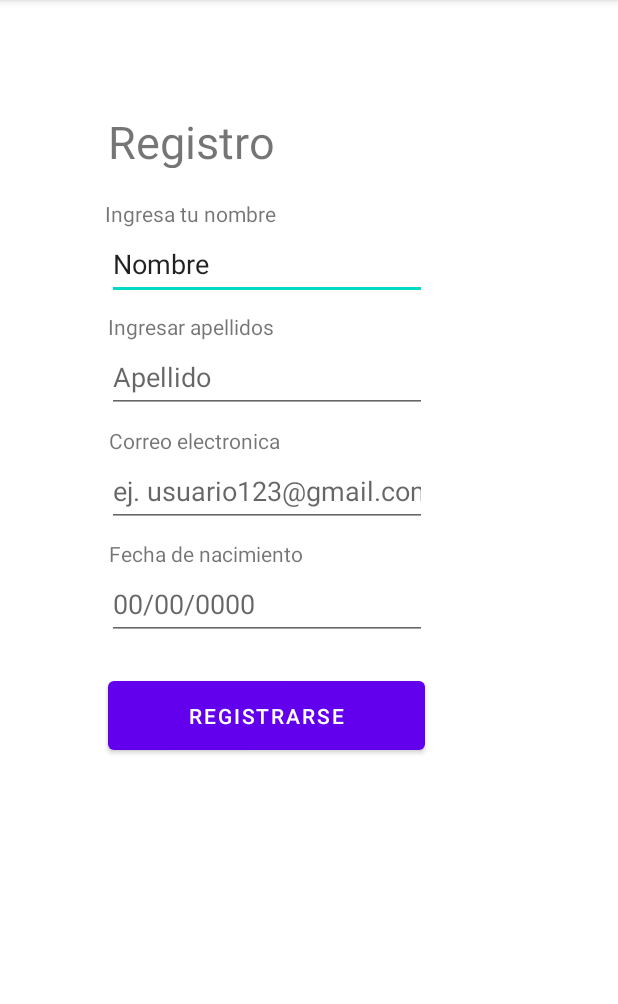
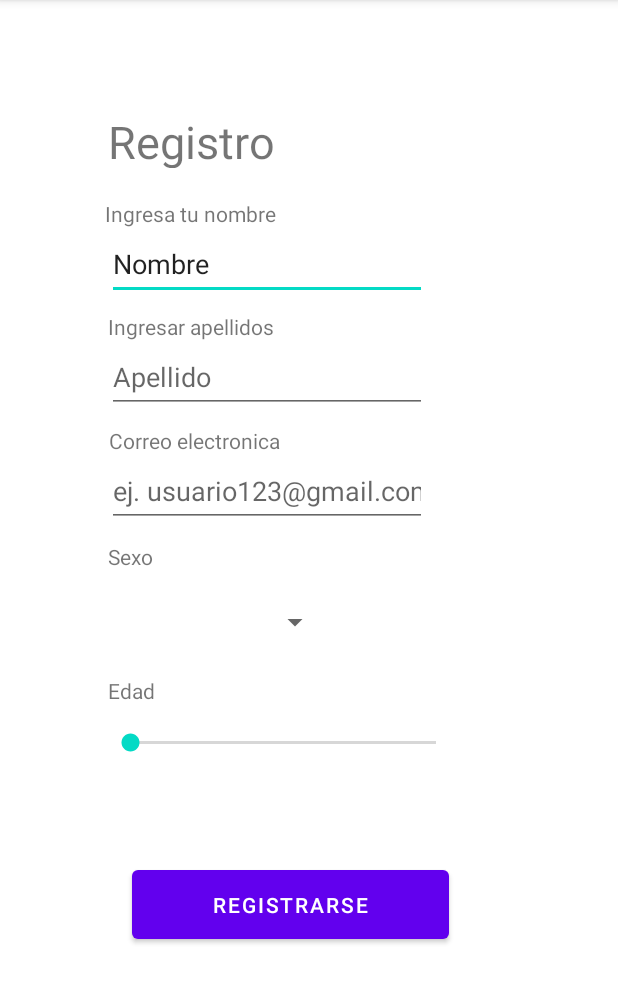
Before and after one commit to RicardoCastillo991/QueCocinoHoy, an Android app: the MainActivityRegister screen opened directly, with no data from a screen before it, on a phone screen of 412 x 824 dp, the part 84-1088 px from its top. Run offline under Robolectric (Android 15) with nearby library versions, the light colour scheme and no system bars.

Commit message:
agregacion de spinner y demas

```diff
--- a/app/src/main/res/layout/activity_main_register.xml
+++ b/app/src/main/res/layout/activity_main_register.xml
@@ -99,43 +99,66 @@
         app:layout_constraintTop_toBottomOf="@+id/textView7"
         app:layout_constraintVertical_bias="0.0" />
 
-    <EditText
-        android:id="@+id/txtFechaNacimiento"
+    <Button
+        android:id="@+id/btnRegistrarseRegistro"
+        android:layout_width="211dp"
+        android:layout_height="58dp"
+        android:layout_marginBottom="136dp"
+        android:text="Registrarse"
+        app:layout_constraintBottom_toBottomOf="parent"
+        app:layout_constraintEnd_toEndOf="parent"
+        app:layout_constraintHorizontal_bias="0.44"
+        app:layout_constraintStart_toStartOf="parent"
+        app:layout_constraintTop_toBottomOf="@+id/seekBar"
+        app:layout_constraintVertical_bias="1.0" />
+
+    <TextView
+        android:id="@+id/textView10"
         android:layout_width="wrap_content"
         android:layout_height="wrap_content"
-        android:ems="10"
-        android:hint="00/00/0000"
-        android:inputType="date"
-        android:minHeight="48dp"
+        android:layout_marginTop="8dp"
+        android:text="Sexo"
         app:layout_constraintBottom_toBottomOf="parent"
         app:layout_constraintEnd_toEndOf="parent"
-        app:layout_constraintHorizontal_bias="0.358"
+        app:layout_constraintHorizontal_bias="0.189"
         app:layout_constraintStart_toStartOf="parent"
-        app:layout_constraintTop_toBottomOf="@+id/textView8"
-        app:layout_constraintVertical_bias="0.0" />
+        app:layout_constraintTop_toBottomOf="@+id/txtCorreoregister"
+        app:layout_constraintVertical_bias="0.005" />
+
+    <Spinner
+        android:id="@+id/spinner"
+        android:layout_width="147dp"
+        android:layout_height="48dp"
+        android:layout_marginTop="8dp"
+        app:layout_constraintBottom_toBottomOf="parent"
+        app:layout_constraintEnd_toEndOf="parent"
+        app:layout_constraintHorizontal_bias="0.276"
+        app:layout_constraintStart_toStartOf="parent"
+        app:layout_constraintTop_toBottomOf="@+id/textView10"
+        app:layout_constraintVertical_bias="0.006" />
 
     <TextView
         android:id="@+id/textView8"
         android:layout_width="wrap_content"
         android:layout_height="wrap_content"
-        android:layout_marginTop="8dp"
-        android:text="Fecha de nacimiento"
+        android:layout_marginTop="12dp"
+        android:text="Edad"
+        android:contentDescription="18"
         app:layout_constraintEnd_toEndOf="parent"
-        app:layout_constraintHorizontal_bias="0.256"
+        app:layout_constraintHorizontal_bias="0.189"
         app:layout_constraintStart_toStartOf="parent"
-        app:layout_constraintTop_toBottomOf="@+id/txtCorreoregister" />
+        app:layout_constraintTop_toBottomOf="@+id/spinner" />
 
-    <Button
-        android:id="@+id/btnRegistrarseRegistro"
-        android:layout_width="211dp"
-        android:layout_height="58dp"
-        android:layout_marginTop="8dp"
-        android:text="Registrarse"
+    <SeekBar
+        android:id="@+id/seekBar"
+        android:layout_width="236dp"
+        android:layout_height="24dp"
+        android:layout_marginTop="4dp"
         app:layout_constraintBottom_toBottomOf="parent"
         app:layout_constraintEnd_toEndOf="parent"
-        app:layout_constraintHorizontal_bias="0.36"
+        app:layout_constraintHorizontal_bias="0.4"
         app:layout_constraintStart_toStartOf="parent"
-        app:layout_constraintTop_toBottomOf="@+id/txtFechaNacimiento"
-        app:layout_constraintVertical_bias="0.049" />
+        app:layout_constraintTop_toBottomOf="@+id/textView8"
+        app:layout_constraintVertical_bias="0.034" />
 
 </androidx.constraintlayout.widget.ConstraintLayout>
```
Also changed, not shown: app/src/main/java/com/example/quecocinohoy/ListAdapter.java (+4 -6 lines), app/src/main/java/com/example/quecocinohoy/ListElement.java (+7 -7 lines), app/src/main/java/com/example/quecocinohoy/MainActivityInicio.java (+6 -6 lines), app/src/main/res/layout/list_element.xml (+11 -9 lines).
